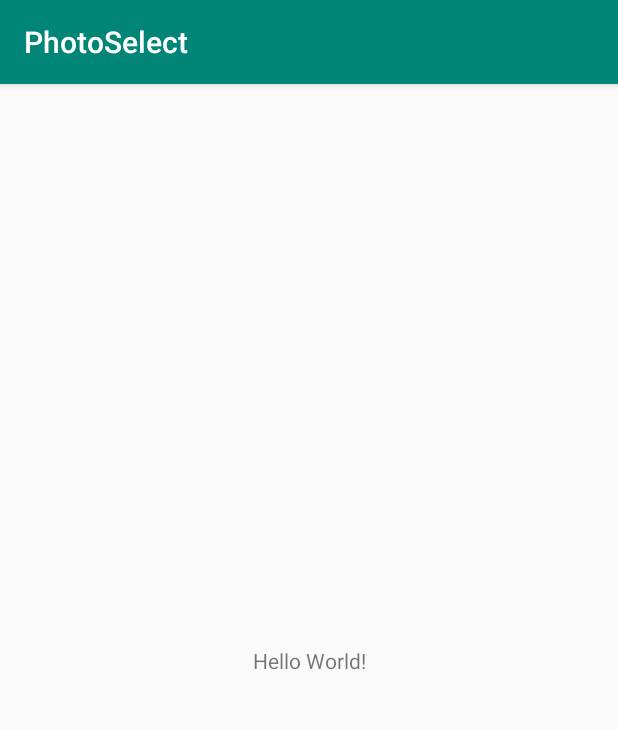
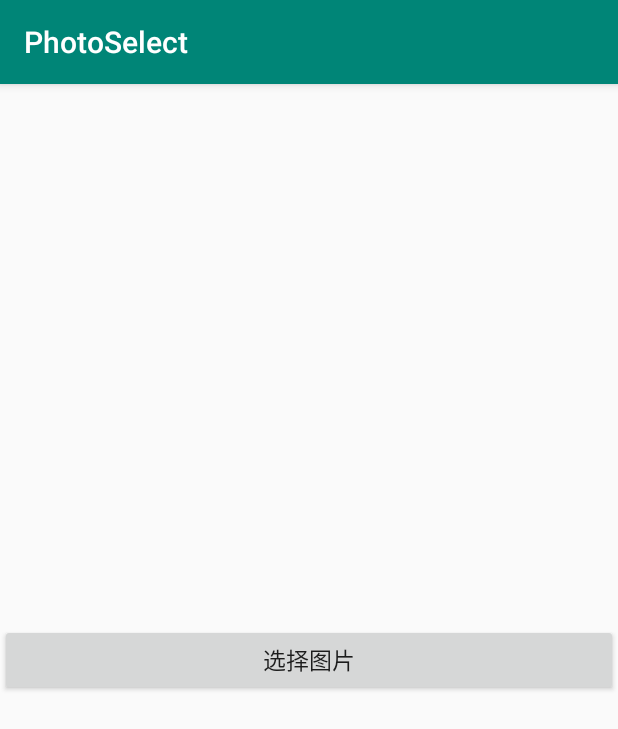
Before and after one commit to bsmmaoshenbo/PhotoSelect, an Android app: the screen it shows after launch (MainActivity), on a phone screen of 412 x 824 dp. Shown: the top 729 px of the screen. Run offline under Robolectric (Android 15) with nearby library versions, the phone set to English and light mode, and no system bars.

Commit message:
修揭界面和逻辑

```diff
--- a/app/build.gradle
+++ b/app/build.gradle
@@ -26,7 +26,7 @@ dependencies {
     androidTestImplementation 'com.android.support.test:runner:1.0.2'
     androidTestImplementation 'com.android.support.test.espresso:espresso-core:3.0.2'
 
-    implementation 'com.android.support:recyclerview-v7:28.0.0'
+//    implementation 'com.android.support:recyclerview-v7:28.0.0'
     implementation 'com.android.support:design:28.0.0'
 
     implementation 'com.github.bumptech.glide:glide:4.9.0'
--- a/app/src/main/AndroidManifest.xml
+++ b/app/src/main/AndroidManifest.xml
@@ -20,6 +20,9 @@
             </intent-filter>
         </activity>
         <activity android:name=".activity.PhotoAlbumActivity" />
+        <activity
+            android:name=".MyDialogActivity"
+            android:theme="@style/MyDialogStyleBottom" />
     </application>
 
 </manifest>
--- a/app/src/main/java/com/dijkstra/photoselect/MainActivity.java
+++ b/app/src/main/java/com/dijkstra/photoselect/MainActivity.java
@@ -1,7 +1,10 @@
 package com.dijkstra.photoselect;
 
+import android.app.Activity;
+import android.content.Intent;
 import android.os.Bundle;
 import android.support.v7.app.AppCompatActivity;
+import android.view.View;
 import android.widget.Toast;
 
 import com.dijkstra.photoselect.model.PhotoDetailInfo;
@@ -15,16 +18,24 @@ public class MainActivity extends AppCompatActivity {
         super.onCreate(savedInstanceState);
         setContentView(R.layout.activity_main);
 
-        PicPickUpUtil.showPickUpDialog(null, 10, new PicPickUpUtil.PicPickCallBack() {
+        findViewById(R.id.bt_select).setOnClickListener(new View.OnClickListener() {
             @Override
-            public void onPickPicFromAlbum(ArrayList<PhotoDetailInfo> pictures) {
-                Toast.makeText(MainActivity.this, "这里是选择的图片", Toast.LENGTH_SHORT).show();
+            public void onClick(View v) {
+                Intent intent = new Intent(MainActivity.this, MyDialogActivity.class);
+                startActivityForResult(intent, 300);
             }
-
-            @Override
-            public void onTakePhotoResult(PhotoDetailInfo picture) {
-
-            }
+//                PicPickUpUtil.showDialog(MainActivity.this, null, 10, new PicPickUpUtil.PicPickCallBack() {
+//                    @Override
+//                    public void onPickPicFromAlbum(ArrayList<PhotoDetailInfo> pictures) {
+//                        Toast.makeText(MainActivity.this, "这里是选择的图片", Toast.LENGTH_SHORT).show();
+//                    }
+//
+//                    @Override
+//                    public void onTakePhotoResult(PhotoDetailInfo picture) {
+//
+//                    }
+//                });
+//            }
         });
     }
 }
--- a/app/src/main/java/com/dijkstra/photoselect/fragment/PhotoAlbumFragment.java
+++ b/app/src/main/java/com/dijkstra/photoselect/fragment/PhotoAlbumFragment.java
@@ -1,6 +1,5 @@
 package com.dijkstra.photoselect.fragment;
 
-import android.Manifest;
 import android.content.Context;
 import android.content.Intent;
 import android.os.Bundle;
@@ -16,14 +15,12 @@ import android.view.View;
 import android.view.ViewGroup;
 import android.widget.LinearLayout;
 import android.widget.TextView;
-import android.widget.Toast;
 
 import com.dijkstra.photoselect.Constant;
 import com.dijkstra.photoselect.R;
 import com.dijkstra.photoselect.activity.PhotoAlbumActivity;
 import com.dijkstra.photoselect.adapter.PhotoAlbumAdapter;
 import com.dijkstra.photoselect.callback.TransitionCallback;
-import com.dijkstra.photoselect.manager.AlbumScannerManager;
 import com.dijkstra.photoselect.manager.PhotoAlbumItemDecoration;
 import com.dijkstra.photoselect.model.PhotoDetailInfo;
 import com.dijkstra.photoselect.model.PhotoSelectInfo;
--- /dev/null
+++ b/app/src/main/res/anim/push_bottom_in.xml
@@ -0,0 +1,8 @@
+<?xml version="1.0" encoding="utf-8"?><!-- 上下滑入式 -->
+<set xmlns:android="http://schemas.android.com/apk/res/android">
+
+    <translate
+        android:duration="200"
+        android:fromYDelta="100%p"
+        android:toYDelta="0" />
+</set>
--- /dev/null
+++ b/app/src/main/res/anim/push_bottom_out.xml
@@ -0,0 +1,8 @@
+<?xml version="1.0" encoding="utf-8"?><!-- 上下滑出式 -->
+<set xmlns:android="http://schemas.android.com/apk/res/android">
+
+    <translate
+        android:duration="200"
+        android:fromYDelta="0"
+        android:toYDelta="50%p" />
+</set>
--- /dev/null
+++ b/app/src/main/res/drawable/dialog_bg.xml
@@ -0,0 +1,5 @@
+<?xml version="1.0" encoding="utf-8"?>
+<shape xmlns:android="http://schemas.android.com/apk/res/android">
+      <solid android:color="#ffffff"/>
+      <corners android:radius="5dp"/>
+</shape>
--- a/app/src/main/res/layout/activity_main.xml
+++ b/app/src/main/res/layout/activity_main.xml
@@ -15,4 +15,15 @@
         app:layout_constraintRight_toRightOf="parent"
         app:layout_constraintTop_toTopOf="parent" />
 
+    <Button
+        android:id="@+id/bt_select"
+        android:layout_width="match_parent"
+        android:layout_height="wrap_content"
+        app:layout_constraintBottom_toBottomOf="parent"
+        app:layout_constraintLeft_toLeftOf="parent"
+        app:layout_constraintRight_toRightOf="parent"
+        app:layout_constraintTop_toTopOf="parent"
+        android:textSize="15sp"
+        android:text="选择图片" />
+
 </android.support.constraint.ConstraintLayout>
--- a/app/src/main/res/values/colors.xml
+++ b/app/src/main/res/values/colors.xml
@@ -3,4 +3,6 @@
     <color name="colorPrimary">#008577</color>
     <color name="colorPrimaryDark">#00574B</color>
     <color name="colorAccent">#D81B60</color>
+
+    <color name="ffffff">#ffffff</color>
 </resources>
--- a/app/src/main/res/values/styles.xml
+++ b/app/src/main/res/values/styles.xml
@@ -8,4 +8,48 @@
         <item name="colorAccent">@color/colorAccent</item>
     </style>
 
+    <style name="ActionSheetDialogStyle" parent="@style/Theme.AppCompat.Dialog">
+        <!-- 背景透明 -->
+        <item name="android:windowBackground">@android:color/transparent</item>
+        <item name="android:windowContentOverlay">@null</item>
+        <!-- 浮于Activity之上 -->
+        <item name="android:windowIsFloating">true</item>
+        <!-- 边框 -->
+        <item name="android:windowFrame">@null</item>
+        <!-- Dialog以外的区域模糊效果 -->
+        <item name="android:backgroundDimEnabled">true</item>
+        <!-- 无标题 -->
+        <item name="android:windowNoTitle">true</item>
+        <!-- 半透明 -->
+        <item name="android:windowIsTranslucent">true</item>
+        <!-- Dialog进入及退出动画 -->
+        <item name="android:windowAnimationStyle">@style/ActionSheetDialogAnimation</item>
+    </style>
+
+    <!-- ActionSheet进出动画 -->
+    <style name="ActionSheetDialogAnimation" parent="@android:style/Animation.Dialog">
+        <item name="android:windowEnterAnimation">@anim/enter_down_up</item>
+        <item name="android:windowExitAnimation">@anim/exit_down_up</item>
+    </style>
+
+    <style name="AnimBottom" parent="@android:style/Animation">
+        <item name="android:windowEnterAnimation">@anim/push_bottom_in</item>
+        <item name="android:windowExitAnimation">@anim/push_bottom_out</item>
+    </style>
+
+    <style name="MyDialogStyleBottom" parent="android:Theme.Dialog">
+        <item name="android:windowAnimationStyle">@style/AnimBottom</item>
+        <item name="android:windowFrame">@null</item>
+        ;!-- 边框 -->
+        <item name="android:windowIsFloating">true</item>
+        ;!-- 是否浮现在activity之上 -->
+        <item name="android:windowIsTranslucent">true</item>
+        ;!-- 半透明 -->
+        <item name="android:windowNoTitle">true</item>
+        ;!-- 无标题 -->
+        <item name="android:windowBackground">@android:color/transparent</item>
+        ;!-- 背景透明 -->
+        <item name="android:backgroundDimEnabled">true</item>
+        ;!-- 模糊 -->
+    </style>
 </resources>
```
Also changed, not shown: app/src/main/java/com/dijkstra/photoselect/MyDialogActivity.java (added, +69 -0 lines), app/src/main/java/com/dijkstra/photoselect/PicPickUpUtil.java (+62 -0 lines), app/src/main/java/com/dijkstra/photoselect/fragment/PhotoSelectFragment.java (+28 -48 lines), app/src/main/res/layout/activity_dialog.xml (added, +60 -0 lines), app/src/main/res/layout/dialog_select_photo.xml (added, +32 -0 lines).
